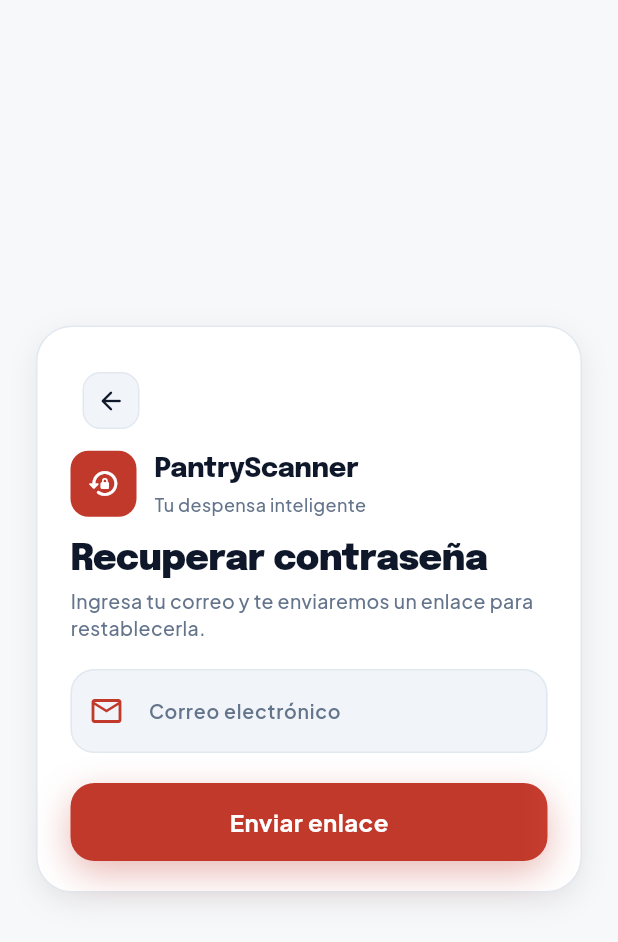
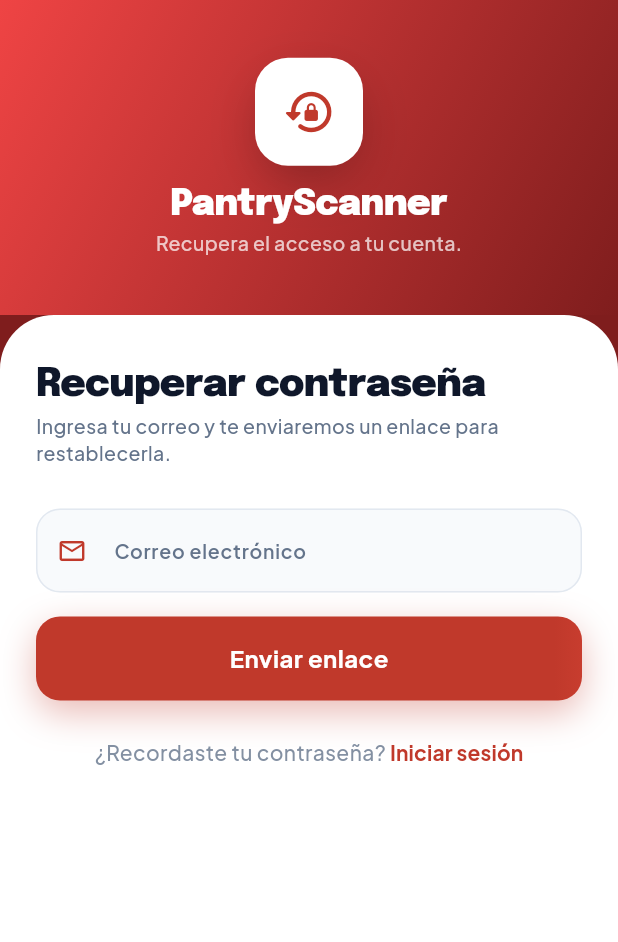
Before and after one commit to Deibyd07/PantryScanner, a Flutter app: the ForgotPasswordScreen screen opened by its route, on a phone screen of 412 x 824 dp. Shown: the top 942 px of the screen. Run offline on Flutter 3.47's test engine with Material 3 defaults, Android fonts, the phone set to English and light mode, and no system bars; our stand-ins replace cloud_firestore, connectivity_plus, firebase_auth, firebase_core, flutter_local_notifications, flutter_riverpod and 8 more; missing offline and left inert: mobile_scanner; accounts and stored records are empty; statements that could not run were skipped.

Commit message:
feat(ui): aplicar SplitHero a recuperar contrasena y limpiar empty state de despensa

```diff
--- a/lib/features/auth/presentation/screens/forgot_password_screen.dart
+++ b/lib/features/auth/presentation/screens/forgot_password_screen.dart
@@ -15,18 +15,53 @@
 }
 
 class _ForgotPasswordScreenState extends ConsumerState<ForgotPasswordScreen>
-    with SingleTickerProviderStateMixin {
+    with TickerProviderStateMixin {
   final GlobalKey<FormState> _formKey = GlobalKey<FormState>();
   final TextEditingController _emailCtrl = TextEditingController();
   bool _isLoading = false;
   bool _emailSent = false;
 
+  late final AnimationController _heroCtrl;
+  late final Animation<double> _heroFade;
+  late final AnimationController _staggerCtrl;
+  late final List<Animation<Offset>> _slideAnims;
+  late final List<Animation<double>> _fadeAnims;
   late final AnimationController _successCtrl;
   late final Animation<double> _successScale;
 
   @override
   void initState() {
     super.initState();
+
+    _heroCtrl = AnimationController(
+      vsync: this,
+      duration: AppDuration.heroLong,
+    )..forward();
+    _heroFade = CurvedAnimation(parent: _heroCtrl, curve: Curves.easeOut);
+
+    _staggerCtrl = AnimationController(
+      vsync: this,
+      duration: AppDuration.staggerShort,
+    );
+    _slideAnims = List<Animation<Offset>>.generate(3, (int i) {
+      final double start = 0.1 + i * 0.15;
+      final double end = (start + 0.4).clamp(0.0, 1.0);
+      return Tween<Offset>(begin: const Offset(0, 0.3), end: Offset.zero)
+          .animate(CurvedAnimation(
+        parent: _staggerCtrl,
+        curve: Interval(start, end, curve: Curves.easeOutCubic),
+      ));
+    });
+    _fadeAnims = List<Animation<double>>.generate(3, (int i) {
+      final double start = 0.1 + i * 0.15;
+      final double end = (start + 0.35).clamp(0.0, 1.0);
+      return Tween<double>(begin: 0.0, end: 1.0).animate(CurvedAnimation(
+        parent: _staggerCtrl,
+        curve: Interval(start, end, curve: Curves.easeOut),
+      ));
+    });
+    _staggerCtrl.forward();
+
     _successCtrl = AnimationController(
       vsync: this,
       duration: AppDuration.heroIn,
@@ -38,6 +73,8 @@
 
   @override
   void dispose() {
+    _heroCtrl.dispose();
+    _staggerCtrl.dispose();
     _successCtrl.dispose();
     _emailCtrl.dispose();
     super.dispose();
@@ -72,7 +109,8 @@
       SnackBar(
         content: Row(
           children: <Widget>[
-            const Icon(Icons.error_outline_rounded, color: Colors.white, size: 20),
+            const Icon(Icons.error_outline_rounded,
+                color: Colors.white, size: 20),
             const SizedBox(width: AppSpacing.sm + 2),
             Expanded(
               child: Text(
@@ -94,117 +132,106 @@
   Widget build(BuildContext context) {
     final PaletteSpec p = context.palette;
 
-    return Scaffold(
-      backgroundColor: p.bg,
-      body: SafeArea(
-        child: Center(
-          child: SingleChildScrollView(
-            padding: const EdgeInsets.fromLTRB(
-              AppSpacing.lg,
-              AppSpacing.ml,
-              AppSpacing.lg,
-              AppSpacing.xl,
-            ),
-            child: ConstrainedBox(
-              constraints: const BoxConstraints(maxWidth: 460),
-              child: Container(
-                padding: const EdgeInsets.fromLTRB(
-                  AppSpacing.lg - 2,
-                  AppSpacing.lg - 2,
-                  AppSpacing.lg - 2,
-                  AppSpacing.ml,
-                ),
-                decoration: BoxDecoration(
-                  color: p.surface,
-                  borderRadius: AppRadius.brXxl,
-                  border: Border.all(color: p.outline),
-                  boxShadow: AppElevation.popup,
-                ),
-                child: _emailSent ? _buildSuccess(p) : _buildForm(p),
-              ),
-            ),
-          ),
+    return SplitHeroScaffold(
+      heroHeight: 210,
+      heroContent: FadeTransition(opacity: _heroFade, child: _buildHero()),
+      formContent: SingleChildScrollView(
+        padding: const EdgeInsets.fromLTRB(
+          AppSpacing.lg,
+          AppSpacing.xl,
+          AppSpacing.lg,
+          AppSpacing.xl,
         ),
+        child: _emailSent ? _buildSuccess(p) : _buildForm(p),
       ),
     );
   }
 
   Widget _buildForm(PaletteSpec p) {
-    return Form(
-      key: _formKey,
-      child: Column(
-        mainAxisSize: MainAxisSize.min,
-        crossAxisAlignment: CrossAxisAlignment.start,
-        children: <Widget>[
-          _buildBackButton(p),
-          const SizedBox(height: AppSpacing.xs + 2),
-          _buildHeader(p),
-          const SizedBox(height: AppSpacing.md + 2),
+    return Column(
+      crossAxisAlignment: CrossAxisAlignment.start,
+      children: <Widget>[
+        _buildFormTitle(p),
+        const SizedBox(height: AppSpacing.xl - 4),
+        Form(
+          key: _formKey,
+          child: AutofillGroup(
+            child: Column(
+              crossAxisAlignment: CrossAxisAlignment.start,
+              children: <Widget>[
+                _animatedItem(
+                  index: 0,
+                  child: TextFormField(
+                    controller: _emailCtrl,
+                    keyboardType: TextInputType.emailAddress,
+                    textInputAction: TextInputAction.done,
+                    autofillHints: const <String>[AutofillHints.email],
+                    validator: _validateEmail,
+                    style: AppTypography.bodyMd.copyWith(
+                      color: p.textBody,
+                      fontWeight: FontWeight.w600,
+                    ),
+                    cursorColor: p.brandPrimary,
+                    decoration: _field(
+                      p,
+                      label: 'Correo electrónico',
+                      icon: Icons.email_outlined,
+                    ),
+                    onFieldSubmitted: (_) => _sendResetEmail(),
+                  ),
+                ),
+                const SizedBox(height: AppSpacing.md),
 
-          TextFormField(
-            controller: _emailCtrl,
-            keyboardType: TextInputType.emailAddress,
-            textInputAction: TextInputAction.done,
-            autofillHints: const <String>[AutofillHints.email],
-            validator: (v) {
-              if (v == null || v.trim().isEmpty) {
-                return 'Ingresa tu correo electrónico';
-              }
-              final RegExp emailRegex = RegExp(
-                r'^[a-zA-Z0-9._%+\-]+@[a-zA-Z0-9.\-]+\.[a-zA-Z]{2,}$',
-              );
-              if (!emailRegex.hasMatch(v.trim())) {
-                return 'Formato de correo inválido';
-              }
-              return null;
-            },
-            style: AppTypography.bodyMd.copyWith(
-              color: p.textBody,
-              fontWeight: FontWeight.w600,
-            ),
-            cursorColor: p.brandPrimary,
-            decoration: InputDecoration(
-              labelText: 'Correo electrónico',
-              prefixIcon: Icon(Icons.email_outlined, color: p.brandPrimary),
-              filled: true,
-              fillColor: p.surfaceContainer,
-              contentPadding: const EdgeInsets.symmetric(
-                horizontal: AppSpacing.md,
-                vertical: 18,
-              ),
-              labelStyle: AppTypography.labelMd.copyWith(color: p.textMuted),
-              floatingLabelStyle: AppTypography.labelSm.copyWith(
-                color: p.brandPrimary,
-                fontWeight: FontWeight.w700,
-              ),
-              border: OutlineInputBorder(
-                borderRadius: AppRadius.brLg,
-                borderSide: BorderSide(color: p.outline),
-              ),
-              enabledBorder: OutlineInputBorder(
-                borderRadius: AppRadius.brLg,
-                borderSide: BorderSide(color: p.outline),
-              ),
-              focusedBorder: OutlineInputBorder(
-                borderRadius: AppRadius.brLg,
-                borderSide: BorderSide(color: p.brandPrimary, width: 1.8),
-              ),
-            ),
-            onFieldSubmitted: (_) => _sendResetEmail(),
-          ),
-          const SizedBox(height: AppSpacing.ml),
+                _animatedItem(
+                  index: 1,
+                  child: BrandGradientButton(
+                    label: 'Enviar enlace',
+                    isLoading: _isLoading,
+                    onPressed: _isLoading ? null : _sendResetEmail,
+                  ),
+                ),
+                const SizedBox(height: AppSpacing.lg),
 
-          SizedBox(
-            width: double.infinity,
-            child: BrandGradientButton(
-              label: 'Enviar enlace',
-              height: 52,
-              isLoading: _isLoading,
-              onPressed: _isLoading ? null : _sendResetEmail,
+                _animatedItem(
+                  index: 2,
+                  child: Row(
+                    mainAxisAlignment: MainAxisAlignment.center,
+                    children: <Widget>[
+                      Text(
+                        '¿Recordaste tu contraseña? ',
+                        style: AppTypography.bodyMd.copyWith(
+                          color: p.textMuted.withValues(alpha: 0.8),
+                        ),
+                      ),
+                      TextButton(
+                        onPressed: _isLoading
+                            ? null
+                            : () {
+                                AppHaptics.tap();
+                                context.pop();
+                              },
+                        style: TextButton.styleFrom(
+                          foregroundColor: p.brandPrimary,
+                          padding: EdgeInsets.zero,
+                          minimumSize: Size.zero,
+                          tapTargetSize: MaterialTapTargetSize.shrinkWrap,
+                        ),
+                        child: Text(
+                          'Iniciar sesión',
+                          style: AppTypography.bodyMd.copyWith(
+                            fontWeight: FontWeight.w700,
+                            color: p.brandPrimary,
+                          ),
+                        ),
+                      ),
+                    ],
+                  ),
+                ),
+              ],
             ),
           ),
-        ],
-      ),
+        ),
+      ],
     );
   }
 
@@ -215,9 +242,10 @@
         mainAxisSize: MainAxisSize.min,
         crossAxisAlignment: CrossAxisAlignment.center,
         children: <Widget>[
+          const SizedBox(height: AppSpacing.md),
           Container(
-            width: 80,
-            height: 80,
+            width: 88,
+            height: 88,
             decoration: BoxDecoration(
               color: p.brandTintSoft,
               borderRadius: AppRadius.brXxl,
@@ -225,10 +253,10 @@
             child: Icon(
               Icons.mark_email_read_rounded,
               color: p.brandPrimary,
-              size: 40,
+              size: 44,
             ),
           ),
-          const SizedBox(height: AppSpacing.ml),
+          const SizedBox(height: AppSpacing.lg),
           Text(
             '¡Correo enviado!',
             style: AppTypography.displaySm.copyWith(color: p.textBody),
@@ -242,20 +270,15 @@
               height: 1.5,
             ),
           ),
-          const SizedBox(height: AppSpacing.ml + 2),
-          TextButton.icon(
-            onPressed: () {
-              AppHaptics.tap();
-              context.pop();
-            },
-            icon: Icon(Icons.arrow_back_rounded, size: 18, color: p.brandPrimary),
-            label: Text(
-              'Volver al login',
-              style: AppTypography.bodyMd.copyWith(
-                color: p.brandPrimary,
-                fontSize: 15,
-                fontWeight: FontWeight.w700,
-              ),
+          const SizedBox(height: AppSpacing.xl),
+          SizedBox(
+            width: double.infinity,
+            child: BrandGradientButton(
+              label: 'Volver al login',
+              onPressed: () {
+                AppHaptics.tap();
+                context.pop();
+              },
             ),
           ),
         ],
@@ -263,76 +286,124 @@
     );
   }
 
-  Widget _buildBackButton(PaletteSpec p) {
-    return Align(
-      alignment: Alignment.centerLeft,
-      child: IconButton(
-        onPressed: _isLoading
-            ? null
-            : () {
-                AppHaptics.tap();
-                context.pop();
-              },
-        icon: Container(
-          padding: const EdgeInsets.all(AppSpacing.sm),
-          decoration: BoxDecoration(
-            color: p.bgMuted,
-            borderRadius: AppRadius.brMd,
-            border: Border.all(color: p.outline),
+  Widget _buildHero() {
+    return Column(
+      mainAxisAlignment: MainAxisAlignment.center,
+      children: <Widget>[
+        Container(
+          width: 72,
+          height: 72,
+          decoration: const BoxDecoration(
+            color: Colors.white,
+            borderRadius: BorderRadius.all(Radius.circular(22)),
+            boxShadow: AppElevation.heroIcon,
           ),
-          child: Icon(Icons.arrow_back_rounded, color: p.textBody, size: 20),
+          child: const Icon(
+            Icons.lock_reset_rounded,
+            color: AppColors.brandPrimary,
+            size: 36,
+          ),
         ),
+        const SizedBox(height: AppSpacing.md - 2),
+        Text(
+          'PantryScanner',
+          style: AppTypography.displaySm
+              .copyWith(color: Colors.white, fontSize: 24),
+        ),
+        const SizedBox(height: AppSpacing.xs),
+        Text(
+          'Recupera el acceso a tu cuenta.',
+          style: AppTypography.bodySm.copyWith(
+            color: Colors.white.withValues(alpha: 0.72),
+          ),
+        ),
+      ],
+    );
+  }
+
+  Widget _buildFormTitle(PaletteSpec p) {
+    return Column(
+      crossAxisAlignment: CrossAxisAlignment.start,
+      children: <Widget>[
+        Text(
+          'Recuperar contraseña',
+          style: AppTypography.displayMd.copyWith(color: p.textBody),
+        ),
+        const SizedBox(height: AppSpacing.xs),
+        Text(
+          'Ingresa tu correo y te enviaremos un enlace para restablecerla.',
+          style: AppTypography.bodySm.copyWith(color: p.textMuted),
+        ),
+      ],
+    );
+  }
+
+  InputDecoration _field(
+    PaletteSpec p, {
+    required String label,
+    required IconData icon,
+    Widget? suffixIcon,
+  }) {
+    return InputDecoration(
+      labelText: label,
+      prefixIcon: Icon(icon, color: p.brandPrimary, size: 20),
+      suffixIcon: suffixIcon,
+      filled: true,
+      fillColor: p.surfaceMuted,
+      contentPadding: const EdgeInsets.symmetric(
+        horizontal: AppSpacing.md,
+        vertical: 18,
+      ),
+      labelStyle: AppTypography.labelMd.copyWith(color: p.textMuted),
+      floatingLabelStyle: AppTypography.labelSm.copyWith(
+        color: p.brandPrimary,
+        fontWeight: FontWeight.w700,
+      ),
+      border: OutlineInputBorder(
+        borderRadius: AppRadius.brLg,
+        borderSide: BorderSide(color: p.outline),
+      ),
+      enabledBorder: OutlineInputBorder(
+        borderRadius: AppRadius.brLg,
+        borderSide: BorderSide(color: p.outline),
+      ),
+      focusedBorder: OutlineInputBorder(
+        borderRadius: AppRadius.brLg,
+        borderSide: BorderSide(color: p.brandPrimary, width: 1.8),
+      ),
+      errorBorder: const OutlineInputBorder(
+        borderRadius: AppRadius.brLg,
+        borderSide: BorderSide(color: AppColors.dangerStrong),
+      ),
+      focusedErrorBorder: const OutlineInputBorder(
+        borderRadius: AppRadius.brLg,
+        borderSide: BorderSide(color: AppColors.dangerStrong, width: 1.4),
+      ),
+      errorStyle: const TextStyle(
+        color: AppColors.dangerStrong,
+        fontSize: 11.5,
+        fontWeight: FontWeight.w600,
       ),
     );
   }
 
-  Widget _buildHeader(PaletteSpec p) {
-    return Column(
-      crossAxisAlignment: CrossAxisAlignment.start,
-      children: <Widget>[
-        Row(
-          children: <Widget>[
-            Container(
-              width: 44,
-              height: 44,
-              decoration: BoxDecoration(
-                color: p.brandPrimary,
-                borderRadius: AppRadius.brMd,
-              ),
-              child: const Icon(
-                Icons.lock_reset_rounded,
-                color: Colors.white,
-                size: 22,
-              ),
-            ),
-            const SizedBox(width: AppSpacing.ms),
-            Column(
-              crossAxisAlignment: CrossAxisAlignment.start,
-              children: <Widget>[
-                Text(
-                  'PantryScanner',
-                  style: AppTypography.headingMd.copyWith(color: p.textBody),
-                ),
-                const SizedBox(height: AppSpacing.xxs),
-                Text(
-                  'Tu despensa inteligente',
-                  style: AppTypography.bodyXs.copyWith(color: p.textMuted),
-                ),
-              ],
-            ),
-          ],
-        ),
-        const SizedBox(height: AppSpacing.md),
-        Text(
-          'Recuperar contraseña',
-          style: AppTypography.displaySm.copyWith(color: p.textBody),
-        ),
-        const SizedBox(height: AppSpacing.xs + 2),
-        Text(
-          'Ingresa tu correo y te enviaremos un enlace para restablecerla.',
-          style: AppTypography.bodySm.copyWith(color: p.textMuted, height: 1.4),
-        ),
-      ],
+  Widget _animatedItem({required int index, required Widget child}) {
+    return SlideTransition(
+      position: _slideAnims[index],
+      child: FadeTransition(opacity: _fadeAnims[index], child: child),
     );
   }
+
+  String? _validateEmail(String? value) {
+    if (value == null || value.trim().isEmpty) {
+      return 'Ingresa tu correo electrónico';
+    }
+    final RegExp emailRegex = RegExp(
+      r'^[a-zA-Z0-9._%+\-]+@[a-zA-Z0-9.\-]+\.[a-zA-Z]{2,}$',
+    );
+    if (!emailRegex.hasMatch(value.trim())) {
+      return 'Formato de correo inválido';
+    }
+    return null;
+  }
 }
--- a/lib/features/inventory/presentation/screens/inventory_screen.dart
+++ b/lib/features/inventory/presentation/screens/inventory_screen.dart
@@ -319,28 +319,13 @@
                             const SizedBox(height: AppSpacing.sm),
                             Text(
                               _searchQuery.isEmpty
-                                  ? 'Agrega tu primer producto escaneando un código'
+                                  ? 'Toca el botón central para escanear tu primer producto'
                                   : 'Intenta con otro nombre, marca o categoría',
                               style: AppTypography.bodySm.copyWith(
                                 color: p.textMuted.withValues(alpha: 0.6),
                               ),
+                              textAlign: TextAlign.center,
                             ),
-                            if (_searchQuery.isEmpty) ...<Widget>[
-                              const SizedBox(height: AppSpacing.lg),
-                              FilledButton.icon(
-                                onPressed: () => context.push(AppRoutes.scanner),
-                                style: FilledButton.styleFrom(
-                                  backgroundColor: p.brandPrimary,
-                                  foregroundColor: Colors.white,
-                                  padding: const EdgeInsets.symmetric(
-                                    horizontal: AppSpacing.lg,
-                                    vertical: AppSpacing.ms,
-                                  ),
-                                ),
-                                icon: const Icon(Icons.qr_code_scanner_rounded),
-                                label: const Text('Escanear mi primer producto'),
-                              ),
-                            ],
                           ],
                         ),
                       ),
```
